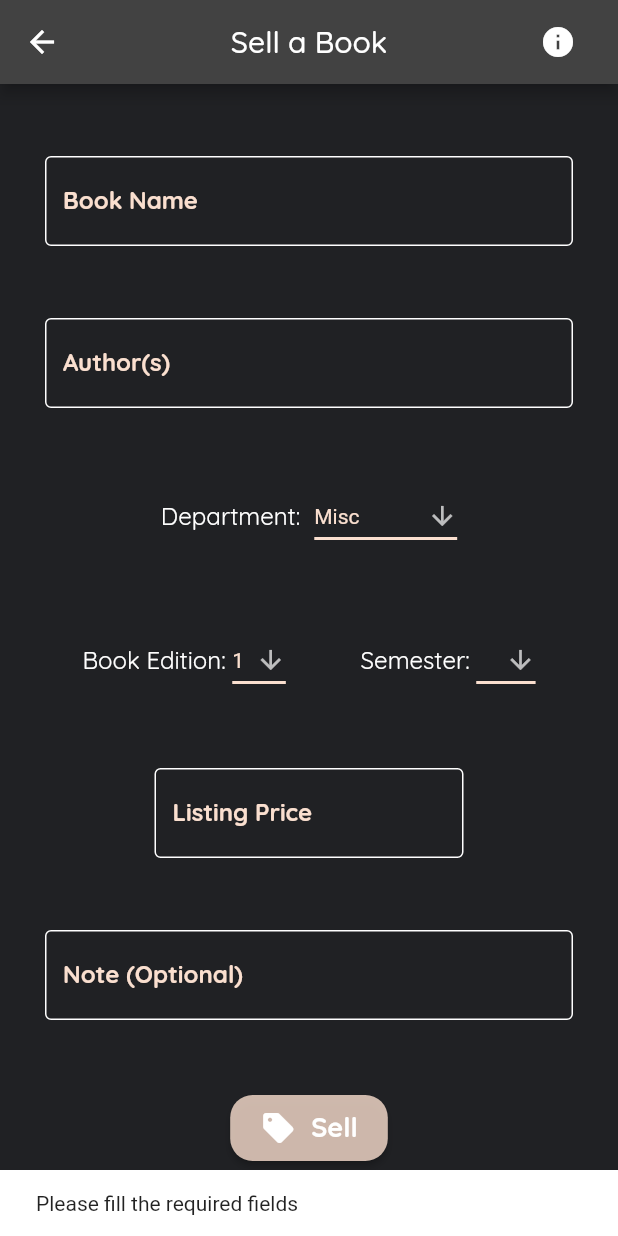
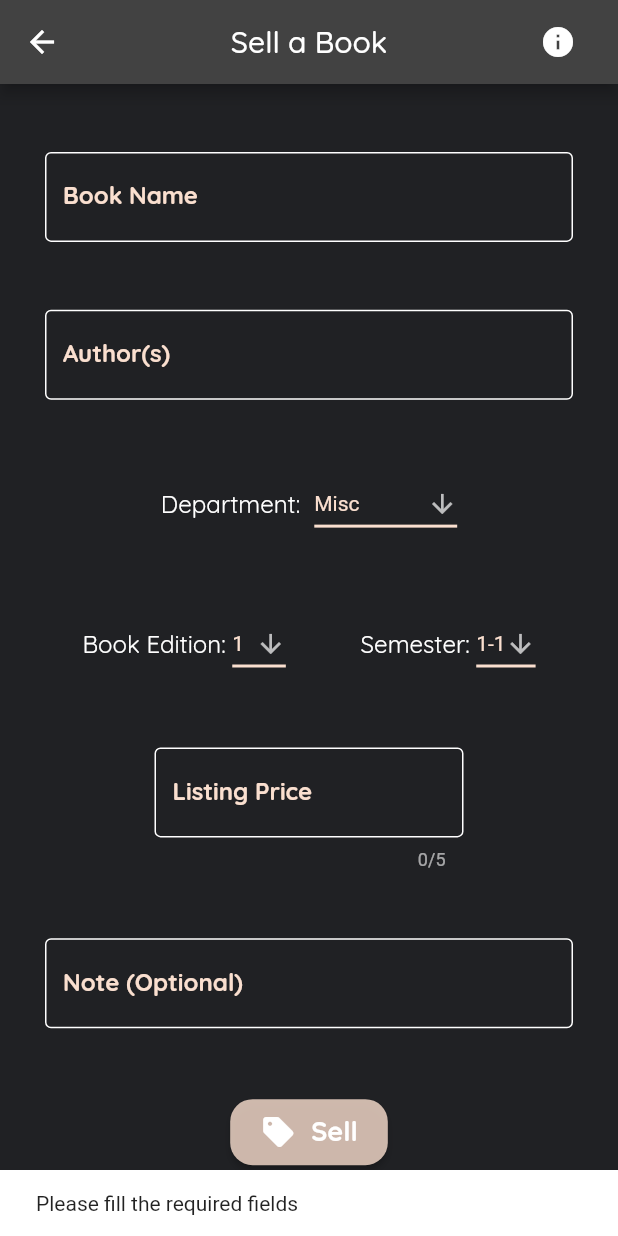
Before and after one commit to Maverick-Wolf/bfg, a Flutter app: the AddBook screen opened by its route, after a tap on "Sell", on a phone screen of 412 x 824 dp. Run offline on Flutter 3.47's test engine with Material 2 defaults, Android fonts, the phone set to English and light mode, and no system bars; our stand-ins replace animated_text_kit, cloud_firestore, firebase_auth, firebase_core; accounts and stored records are empty.

Commit message:
set max length of price

```diff
--- a/lib/screens/listings/add_book.dart
+++ b/lib/screens/listings/add_book.dart
@@ -16,7 +16,7 @@ User? _user;
 class _AddBookState extends State<AddBook> {
   OurTheme _theme = OurTheme();
   String _edition = "1";
-  String _semester = "1";
+  String _semester = "1-1";
   String _department = "Misc";
 
   String _bookTitle = "";
@@ -75,8 +75,8 @@ class _AddBookState extends State<AddBook> {
                     Center(
                       child: Container(
                         width: MediaQuery.of(context).size.width / 2,
-                        child: _buildTextFormField(
-                            "Listing Price", "Your Selling Price", 'price', TextInputType.number),
+                        child: _buildPriceTextFormField(
+                            "Listing Price", "Your Selling Price", TextInputType.number),
                       ),
                     ),
                     _buildTextFormField(
@@ -113,6 +113,31 @@ class _AddBookState extends State<AddBook> {
             break;
         }
       },
+      decoration: InputDecoration(
+        border: const OutlineInputBorder(),
+        labelText: _label,
+        hintText: _hint,
+        labelStyle: TextStyle(color: _theme.secondaryColor),
+        enabledBorder: OutlineInputBorder(
+            borderSide: BorderSide(color: _theme.tertiaryColor)),
+        focusedBorder: OutlineInputBorder(
+            borderSide: BorderSide(color: _theme.secondaryColor, width: 1.3)),
+      ),
+      cursorColor: _theme.secondaryColor,
+      style: TextStyle(
+        fontFamily: _theme.font,
+        fontWeight: FontWeight.bold,
+      ),
+      keyboardType: inputType,
+    );
+  }
+
+  Widget _buildPriceTextFormField(String _label, String _hint, TextInputType inputType) {
+    return TextFormField(
+      onChanged: (text) {
+        _bookPrice = text;
+      },
+      maxLength: 5,
       decoration: InputDecoration(
         border: const OutlineInputBorder(),
         labelText: _label,
@@ -234,7 +259,7 @@ class _AddBookState extends State<AddBook> {
           "Department: ",
           style: TextStyle(fontFamily: _theme.font, fontSize: 16),
         ),
-        SizedBox(
+        const SizedBox(
           width: 5,
         ),
         DropdownButton<String>(
@@ -289,7 +314,7 @@ class _AddBookState extends State<AddBook> {
         })
         .then(
             (value) {
-              final snackBar = SnackBar(content: Text("Your listing was added successfully"));
+              const snackBar = SnackBar(content: Text("Your listing was added successfully"));
               ScaffoldMessenger.of(context).showSnackBar(snackBar);
               }
             )
@@ -305,7 +330,7 @@ class _AddBookState extends State<AddBook> {
       child: ElevatedButton(
         onPressed: () {
           if(_bookTitle.isEmpty || _bookAuthor.isEmpty || _bookPrice.isEmpty) {
-            final snackBar = SnackBar(content: Text("Please fill the required fields"));
+            const snackBar = SnackBar(content: Text("Please fill the required fields"));
             ScaffoldMessenger.of(context).showSnackBar(snackBar);
           } else {
             showDialog(
```
